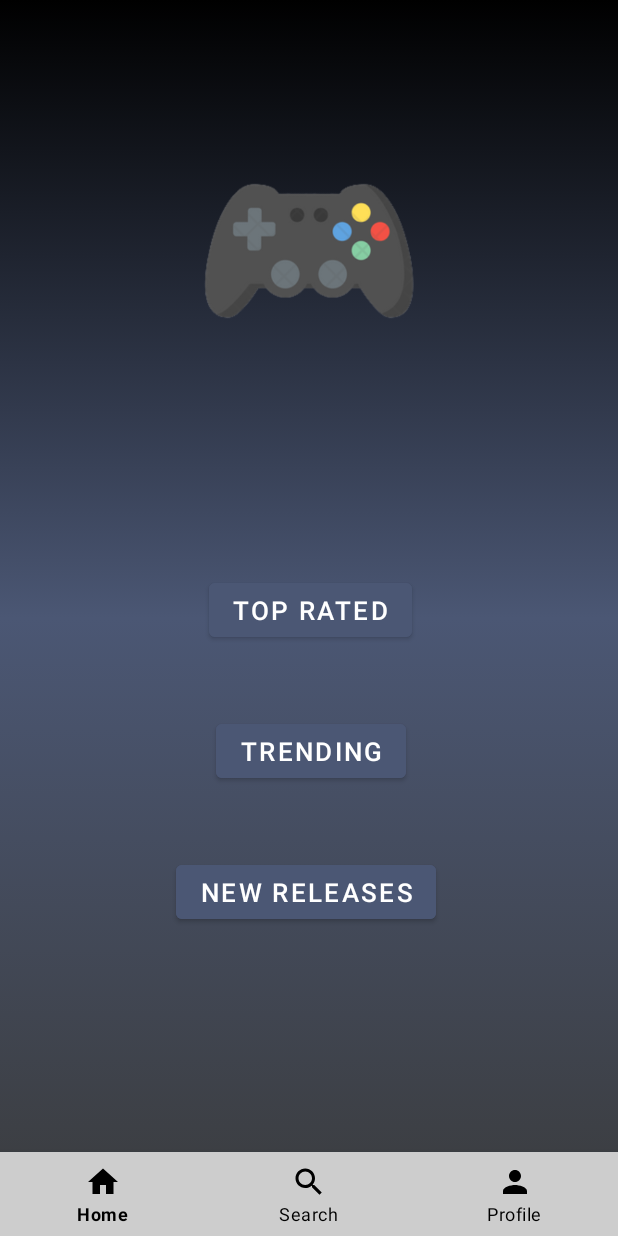
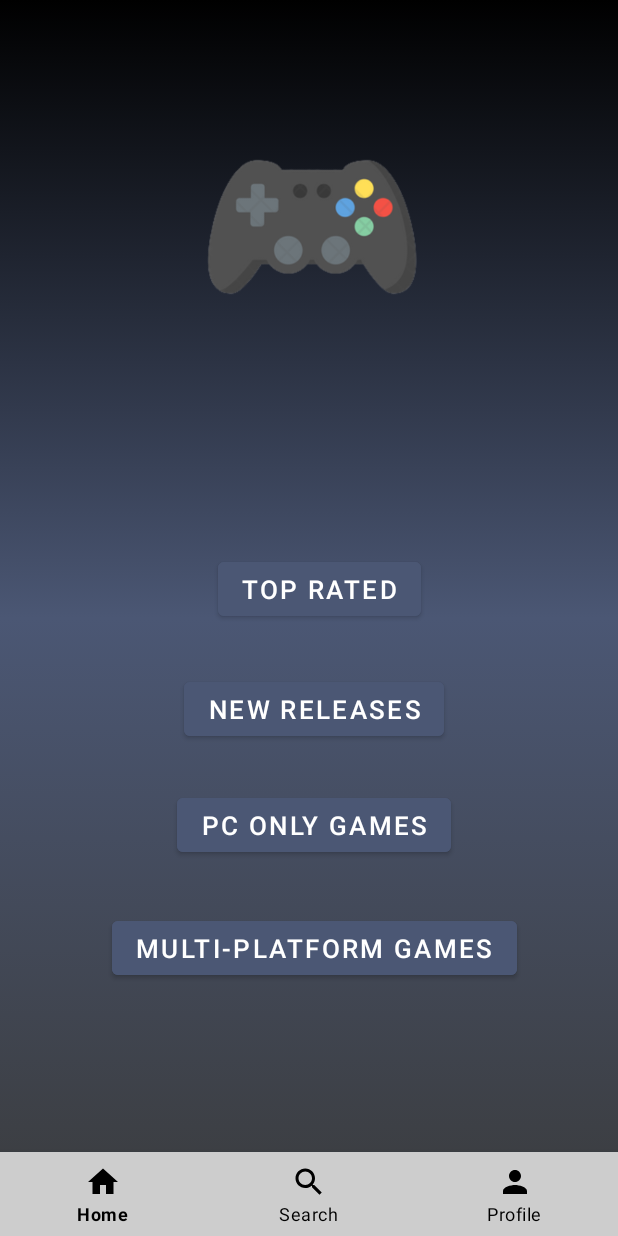
Before and after one commit to AJJ-Development/Android_FinalProject, an Android app: the MainActivity screen opened directly, with no data from a screen before it, on a phone screen of 412 x 824 dp. Run offline under Robolectric (Android 15) with nearby library versions, the phone set to English and light mode, and no system bars.

```diff
--- a/app/src/main/java/com/example/gamehub/MainActivity.java
+++ b/app/src/main/java/com/example/gamehub/MainActivity.java
@@ -19,42 +19,21 @@
     public static final String TAG = "MainActivity";
     private BottomNavigationView bottomNavigationView;
     private Button btnTopRated;
-    private Button btnTrending;
     private Button btnNewReleases;
+    private Button btnPCOnly;
+    private Button btnMultiPlatGames;
 
     @Override
     protected void onCreate(Bundle savedInstanceState) {
         super.onCreate(savedInstanceState);
         setContentView(R.layout.activity_main);
 
-        /*IGDBWrapper wrapper = IGDBWrapper.INSTANCE;
-        wrapper.setCredentials("s5co5sej9ddx485f36bovcuiku3v5a", "4svc3xcddy9obdxyfbs05ny4mupdrn");
-        APICalypse apicalypse = new APICalypse().fields("*").sort("release_dates.date", Sort.DESCENDING);
-        try{
-            List<Game> games = ProtoRequestKt.games(wrapper, apicalypse);
-            Log.i(TAG, "games: " + games);
-        } catch(RequestException e) {
-            Log.e(TAG, "games: " + e.getMessage());
-        }*/
-
-//        byte[] bytes = new byte[0];
-//        try {
-//            bytes = wrapper.apiProtoRequest(Endpoints.GAMES, "fields *;");
-//        } catch (RequestException e) {
-//            e.printStackTrace();
-//        }
-//        List<Game> listOfGames = GameResult.parseFrom(bytes).getGamesList();
-//
-//        for (Game i : listOfGames) {
-//            Log.i(TAG, "game: " + i);
-//        }
-
-
         // Initialize layout objects -------------------------------
         bottomNavigationView = findViewById(R.id.bottomNavigation);
         btnTopRated = findViewById(R.id.btnTopRated);
-        btnTrending = findViewById(R.id.btnTrending);
         btnNewReleases = findViewById(R.id.btnNewReleases);
+        btnPCOnly = findViewById(R.id.btnPCOnly);
+        btnMultiPlatGames = findViewById(R.id.btnMultiPlatGames);
 
         // Button Click Listeners ----------------------------------
         //--------------- NAV BUTTON CLICKED ----------------- //
@@ -85,21 +64,30 @@
             }
         });
 
-        //-------------------- TRENDING BUTTON ----------------------//
-        btnTrending.setOnClickListener(new View.OnClickListener() {
-            @Override
-            public void onClick(View view) {
-                Log.i(TAG, "onClick Trending Button");
-                goGameListActivity("trending");
-            }
-        });
-
         //-------------------- NEW RELEASES BUTTON ----------------------//
         btnNewReleases.setOnClickListener(new View.OnClickListener() {
             @Override
             public void onClick(View view) {
                 Log.i(TAG, "onClick New Releases Button");
                 goGameListActivity("new_release");
+            }
+        });
+
+        //-------------------- PC Only BUTTON ----------------------//
+        btnPCOnly.setOnClickListener(new View.OnClickListener() {
+            @Override
+            public void onClick(View view) {
+                Log.i(TAG, "onClick PC Only Button");
+                goGameListActivity("pc_only");
+            }
+        });
+
+        //-------------------- Multi-Platform BUTTON ----------------------//
+        btnMultiPlatGames.setOnClickListener(new View.OnClickListener() {
+            @Override
+            public void onClick(View view) {
+                Log.i(TAG, "onClick Multi-Platform Button");
+                goGameListActivity("multi_platform");
             }
         });
     }
--- a/app/src/main/res/layout/activity_main.xml
+++ b/app/src/main/res/layout/activity_main.xml
@@ -8,39 +8,17 @@
     tools:context=".MainActivity"
     android:background="@drawable/gradient_background">
 
-    <ImageView
-        android:id="@+id/ivController"
-        android:layout_width="wrap_content"
-        android:layout_height="158dp"
-        android:layout_alignParentTop="true"
-        android:layout_centerHorizontal="true"
-        android:layout_marginTop="88dp"
-        app:srcCompat="@drawable/controller" />
-
     <Button
-        android:id="@+id/btnNewReleases"
+        android:id="@+id/btnPCOnly"
         android:layout_width="wrap_content"
         android:layout_height="wrap_content"
         android:layout_alignParentEnd="true"
         android:layout_alignParentBottom="true"
         android:layout_centerHorizontal="true"
-        android:layout_marginEnd="121dp"
-        android:layout_marginBottom="205dp"
+        android:layout_marginEnd="111dp"
+        android:layout_marginBottom="250dp"
         android:backgroundTint="@color/buttonColor"
-        android:text="New Releases"
-        android:textSize="17dp" />
-
-    <Button
-        android:id="@+id/btnTrending"
-        android:layout_width="wrap_content"
-        android:layout_height="wrap_content"
-        android:layout_alignParentEnd="true"
-        android:layout_alignParentBottom="true"
-        android:layout_centerHorizontal="true"
-        android:layout_marginEnd="141dp"
-        android:layout_marginBottom="299dp"
-        android:backgroundTint="@color/buttonColor"
-        android:text="Trending"
+        android:text="PC Only Games"
         android:textSize="17dp" />
 
     <Button
@@ -50,10 +28,47 @@
         android:layout_alignParentEnd="true"
         android:layout_alignParentBottom="true"
         android:layout_centerHorizontal="true"
-        android:layout_marginEnd="137dp"
-        android:layout_marginBottom="393dp"
+        android:layout_marginEnd="131dp"
+        android:layout_marginBottom="407dp"
         android:backgroundTint="@color/buttonColor"
         android:text="Top Rated"
+        android:textSize="17dp" />
+
+    <Button
+        android:id="@+id/btnNewReleases"
+        android:layout_width="wrap_content"
+        android:layout_height="wrap_content"
+        android:layout_alignParentEnd="true"
+        android:layout_alignParentBottom="true"
+        android:layout_centerInParent="true"
+        android:layout_marginEnd="116dp"
+        android:layout_marginBottom="327dp"
+        android:backgroundTint="@color/buttonColor"
+        android:text="New Releases"
+        android:textSize="17dp" />
+
+    <ImageView
+        android:id="@+id/ivController"
+        android:layout_width="wrap_content"
+        android:layout_height="158dp"
+        android:layout_alignParentTop="true"
+        android:layout_alignParentEnd="true"
+        android:layout_centerHorizontal="true"
+        android:layout_marginTop="72dp"
+        android:layout_marginEnd="76dp"
+        app:srcCompat="@drawable/controller" />
+
+    <Button
+        android:id="@+id/btnMultiPlatGames"
+        android:layout_width="wrap_content"
+        android:layout_height="wrap_content"
+        android:layout_alignParentEnd="true"
+        android:layout_alignParentBottom="true"
+        android:layout_centerHorizontal="true"
+        android:layout_marginEnd="67dp"
+        android:layout_marginBottom="168dp"
+        android:backgroundTint="@color/buttonColor"
+        android:text="Multi-Platform Games"
         android:textSize="17dp" />
 
     <com.google.android.material.bottomnavigation.BottomNavigationView
--- a/app/src/main/res/values/colors.xml
+++ b/app/src/main/res/values/colors.xml
@@ -9,4 +9,5 @@
     <color name="white">#FFFFFFFF</color>
     <color name="buttonColor">#4B5774</color>
     <color name="grey">#CDCDCD</color>
+    <color name="red">#C2003C</color>
 </resources>
```
Also changed, not shown: app/src/main/java/com/example/gamehub/DetailActivity.java (+12 -13 lines), app/src/main/res/drawable/ic_baseline_favorite_24.xml (added, +10 -0 lines), app/src/main/res/drawable/ic_baseline_favorite_border_24.xml (added, +10 -0 lines), app/src/main/res/layout/activity_detail_acitvity.xml (+16 -18 lines).
